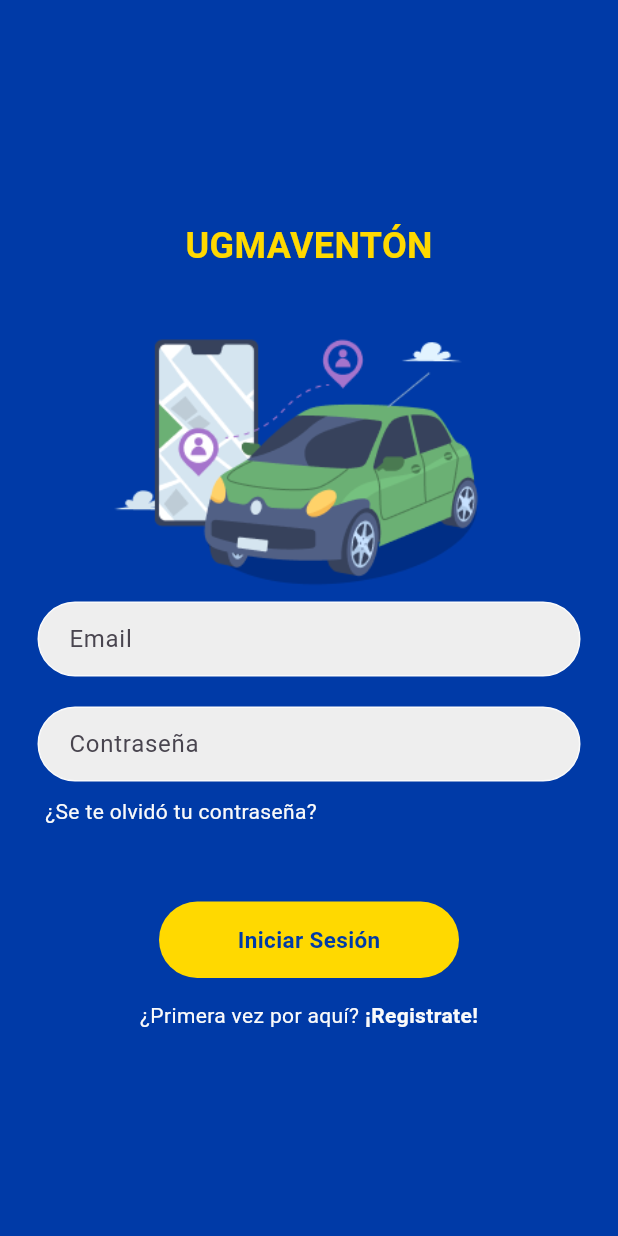
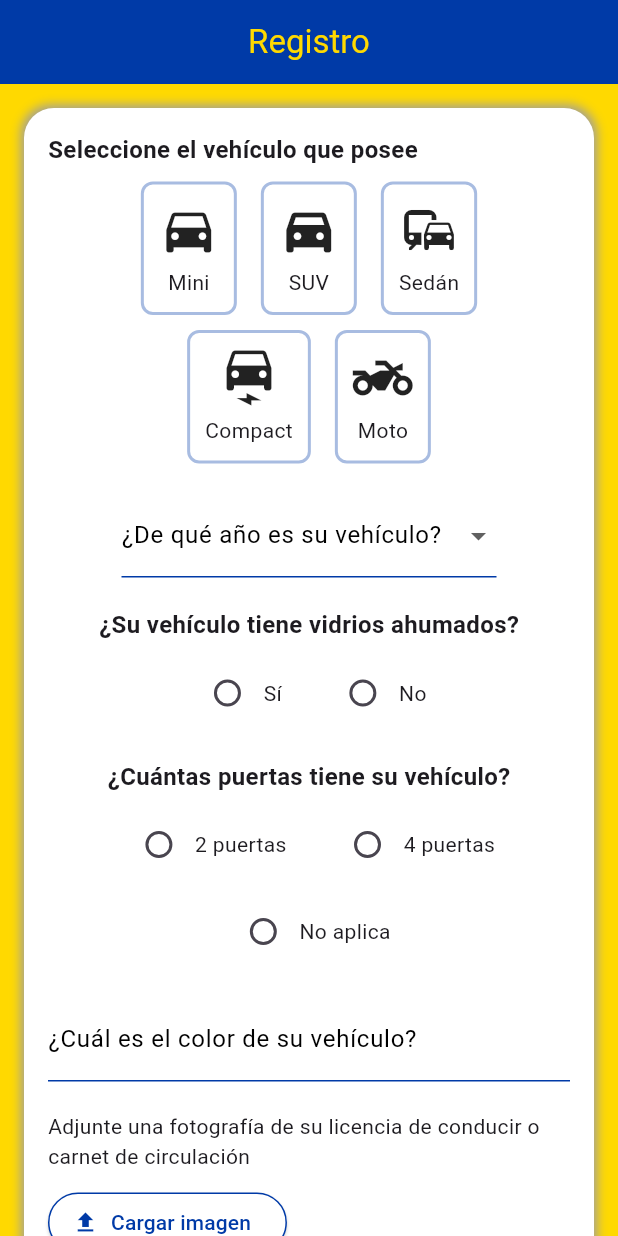
Before and after one commit to JoseL2119/ugmaventon-, a Flutter app: the screen it shows after launch, on a phone screen of 412 x 824 dp. Run offline on Flutter 3.47's test engine with Material 3 defaults, Android fonts, the phone set to English and light mode, and no system bars.

Commit message:
Creacion de register_page
Cree la parte del front del registro de conductor, falta mejorar los estilos

```diff
--- a/lib/main.dart
+++ b/lib/main.dart
@@ -1,5 +1,6 @@
 import 'package:flutter/material.dart';
-import 'login_page.dart';
+import 'package:ugmaventon/pages/register_page.dart';
+import 'pages/login_page.dart';
 
 void main() {
   runApp(const MyApp());
@@ -13,7 +14,7 @@ class MyApp extends StatelessWidget {
   Widget build(BuildContext context) {
     return MaterialApp(
       debugShowCheckedModeBanner: false,
-      home: LoginPage(),
+      home: RegisterPage(),
     );
   }
 }
--- a/lib/login_page.dart
+++ b/lib/pages/login_page.dart
@@ -1,7 +1,8 @@
 import 'package:flutter/material.dart';
 
 class LoginPage extends StatefulWidget {
-  const LoginPage({Key? key}) : super(key: key);
+  final VoidCallback showRegisterPage;
+  const LoginPage({Key? key,required this.showRegisterPage}) : super(key: key);
 
   @override
   State<LoginPage> createState() => _LoginPageState();
@@ -117,7 +118,7 @@ class _LoginPageState extends State<LoginPage> {
                   height: 50,
                 ),
 
-                //Boton IniciarSesion
+                //Boton de IniciarSesion
                 Padding(
                   padding: const EdgeInsets.symmetric(horizontal: 20.0),
                   child: Container(
@@ -153,11 +154,14 @@ class _LoginPageState extends State<LoginPage> {
                         color: Color(0xFFFAFAFA),
                       ),
                     ),
-                    Text(
-                      ' ¡Registrate!',
-                      style: TextStyle(
-                          color: Color(0xFFFAFAFA),
-                          fontWeight: FontWeight.bold),
+                    GestureDetector(
+                      onTap: widget.showRegisterPage,
+                      child: Text(
+                        ' ¡Registrate!',
+                        style: TextStyle(
+                            color: Color(0xFFFAFAFA),
+                            fontWeight: FontWeight.bold),
+                      ),
                     ),
                   ],
                 )
--- /dev/null
+++ b/lib/pages/register_page.dart
@@ -0,0 +1,371 @@
+import 'package:flutter/material.dart';
+
+class RegisterPage extends StatefulWidget {
+  const RegisterPage({super.key});
+
+  @override
+  State<RegisterPage> createState() => _RegisterPageState();
+}
+
+class _RegisterPageState extends State<RegisterPage> {
+  String? selectedYear;
+  bool? tintedWindows;
+  int? doorCount;
+  bool termsAccepted = false;
+  String? selectedVehicle;
+
+  final List<Map<String, String>> vehicleTypes = [
+    {"label": "Mini", "icon": "directions_car"},
+    {"label": "SUV", "icon": "directions_car_filled"},
+    {"label": "Sedán", "icon": "commute"},
+    {"label": "Compact", "icon": "electric_car"},
+    {"label": "Moto", "icon": "two_wheeler"},
+  ];
+
+  @override
+  Widget build(BuildContext context) {
+    return Scaffold(
+      resizeToAvoidBottomInset: true,
+      backgroundColor: Color(0xFFFFD900),
+      appBar: AppBar(
+        title: Center(
+          child: const Text("Registro", style:
+          TextStyle( color: Color(0xFFFFD900))),
+        ),
+        backgroundColor: Color(0xFF003AA7),
+      ),
+      body: SingleChildScrollView(
+        padding: const EdgeInsets.all(16.0),
+        child: Column(
+          crossAxisAlignment: CrossAxisAlignment.start,
+          children: [
+            // Espacio entre el contenido del formulario y el borde de la pantalla
+            Container(
+              padding: const EdgeInsets.all(16.0),
+              decoration: BoxDecoration(
+                color: Colors.white, // Fondo blanco para el formulario
+                borderRadius: BorderRadius.circular(20.0), // Bordes redondeados
+                boxShadow: const [
+                  BoxShadow(color: Colors.grey, blurRadius: 5.0, spreadRadius: 2.0)
+                ], // Sombras para el efecto
+              ),
+              child: Column(
+                crossAxisAlignment: CrossAxisAlignment.start,
+                children: [
+                  const Text(
+                    "Seleccione el vehículo que posee",
+                    style: TextStyle(fontSize: 16, fontWeight: FontWeight.bold),
+                  ),
+                  const SizedBox(height: 10),
+                  // Primera fila de iconos
+                  Row(
+                    mainAxisAlignment: MainAxisAlignment.center,
+                    children: vehicleTypes.sublist(0, 3).map((vehicle) {
+                      return GestureDetector(
+                        onTap: () {
+                          setState(() {
+                            selectedVehicle = vehicle["label"];
+                          });
+                        },
+                        child: Container(
+                          padding: const EdgeInsets.all(10),
+                          margin: const EdgeInsets.symmetric(horizontal: 8.0),
+                          decoration: BoxDecoration(
+                            border: Border.all(
+                              color: selectedVehicle == vehicle["label"]
+                                  ? Color(0xFF003AA7)
+                                  : Color.fromARGB(87, 0, 58, 167),
+                              width: 2,
+                            ),
+                            borderRadius: BorderRadius.circular(8),
+                          ),
+                          child: Column(
+                            children: [
+                              Icon(
+                                _getIconData(vehicle["icon"]!),
+                                size: 40,
+                              ),
+                              const SizedBox(height: 5),
+                              Text(vehicle["label"]!),
+                            ],
+                          ),
+                        ),
+                      );
+                    }).toList(),
+                  ),
+                  const SizedBox(height: 10),
+                  // Segunda fila de iconos
+                  Row(
+                    mainAxisAlignment: MainAxisAlignment.center,
+                    children: vehicleTypes.sublist(3).map((vehicle) {
+                      return GestureDetector(
+                        onTap: () {
+                          setState(() {
+                            selectedVehicle = vehicle["label"];
+                          });
+                        },
+                        child: Container(
+                          padding: const EdgeInsets.all(10),
+                          margin: const EdgeInsets.symmetric(horizontal: 8.0),
+                          decoration: BoxDecoration(
+                            border: Border.all(
+                              color: selectedVehicle == vehicle["label"]
+                                  ? Color(0xFF003AA7)
+                                  : Color.fromARGB(87, 0, 58, 167),
+                              width: 2,
+                            ),
+                            borderRadius: BorderRadius.circular(8),
+                          ),
+                          child: Column(
+                            children: [
+                              Icon(
+                                _getIconData(vehicle["icon"]!),
+                                size: 40,
+                              ),
+                              const SizedBox(height: 5),
+                              Text(vehicle["label"]!),
+                            ],
+                          ),
+                        ),
+                      );
+                    }).toList(),
+                  ),
+                  const SizedBox(height: 20),
+                  Center(
+                    child: Container(
+                      width: 250,
+                      child: DropdownButtonFormField<String>(
+                        decoration: InputDecoration(
+                        labelText: "¿De qué año es su vehículo?",
+                        labelStyle: const TextStyle(color: Colors.black),
+                        enabledBorder: UnderlineInputBorder(
+                        borderSide: BorderSide(color: Color(0xFF003AA7)),
+                        ),
+                        focusedBorder: UnderlineInputBorder(
+                         borderSide: BorderSide(color: Color(0xFF003AA7), width: 2), // Asegúrate que el color sea el mismo para cuando esté enfocado
+),
+
+                        ),
+                        items: List.generate(
+                          30,
+                          (index) {
+                            int year = DateTime.now().year - index;
+                            return DropdownMenuItem(
+                              value: year.toString(),
+                              child: Center(child: Text(year.toString(),)),
+                            );
+                          },
+                        ),
+                        onChanged: (value) {
+                          setState(() {
+                            selectedYear = value;
+                          });
+                        },
+                      ),
+                    ),
+                  ),
+                  const SizedBox(height: 20),
+                  const Center(
+                    child: Text(
+                      "¿Su vehículo tiene vidrios ahumados?",
+                      style: TextStyle(fontSize: 16, fontWeight: FontWeight.bold),
+                    ),
+                  ),
+                  const SizedBox(height: 10),
+                  Row(
+                    mainAxisAlignment: MainAxisAlignment.center,
+                    children: [
+                      Row(
+                        children: [
+                          Radio<bool>(
+                            value: true,
+                            groupValue: tintedWindows,
+                            onChanged: (value) {
+                              setState(() {
+                                tintedWindows = value;
+                              });
+                            },
+                            activeColor: Color(0xFF003AA7),
+                          ),
+                          const Text("Sí"),
+                        ],
+                      ),
+                      const SizedBox(width: 30),
+                      Row(
+                        children: [
+                          Radio<bool>(
+                            value: false,
+                            groupValue: tintedWindows,
+                            onChanged: (value) {
+                              setState(() {
+                                tintedWindows = value;
+                              });
+                            },
+                            activeColor: Color(0xFF003AA7),
+                          ),
+                          const Text("No"),
+                        ],
+                      ),
+                    ],
+                  ),
+                  const SizedBox(height: 20),
+                  const Center(
+                    child: Text(
+                      "¿Cuántas puertas tiene su vehículo?",
+                      style: TextStyle(fontSize: 16, fontWeight: FontWeight.bold),
+                    ),
+                  ),
+                  const SizedBox(height: 10),
+                  Row(
+                    mainAxisAlignment: MainAxisAlignment.center,
+                    children: [
+                      Row(
+                        children: [
+                          Radio<int>(
+                            value: 2,
+                            groupValue: doorCount,
+                            onChanged: (value) {
+                              setState(() {
+                                doorCount = value;
+                              });
+                            },
+                            activeColor: Color(0xFF003AA7),
+                          ),
+                          const Text("2 puertas"),
+                        ],
+                      ),
+                      const SizedBox(width: 30),
+                      Row(
+                        children: [
+                          Radio<int>(
+                            value: 4,
+                            groupValue: doorCount,
+                            onChanged: (value) {
+                              setState(() {
+                                doorCount = value;
+                              });
+                            },
+                            activeColor: Color(0xFF003AA7),
+                          ),
+                          const Text("4 puertas"),
+                        ],
+                      ),
+                    ],
+                  ),
+                  const SizedBox(height: 10),
+                  Center(
+                    child: Row(
+                      mainAxisSize: MainAxisSize.min,
+                      children: [
+                        Radio<int>(
+                          value: 0,
+                          groupValue: doorCount,
+                          onChanged: (value) {
+                            setState(() {
+                              doorCount = value;
+                            });
+                          },
+                          activeColor: Color(0xFF003AA7),
+                        ),
+                        const Text("No aplica"),
+                      ],
+                    ),
+                  ),
+                  const SizedBox(height: 20),
+                  const TextField(
+                    decoration: InputDecoration(
+                      labelText: "¿Cuál es el color de su vehículo?",
+                      labelStyle: TextStyle(color: Colors.black),
+                      enabledBorder: UnderlineInputBorder(
+                      borderSide: BorderSide(color: Color(0xFF003AA7), width: 1), // Línea cuando no está seleccionado
+                      ),
+                      focusedBorder: UnderlineInputBorder(
+                      borderSide: BorderSide(color: Color(0xFF003AA7), width: 1),
+                    ),
+                  ),
+                  ),
+                  const SizedBox(height: 20),
+                  const Text(
+                    "Adjunte una fotografía de su licencia de conducir o carnet de circulación",
+                  ),
+                  const SizedBox(height: 10),
+                ElevatedButton.icon(
+                  onPressed: () {
+                    // Aquí puedes agregar funcionalidad para cargar imágenes
+                  },
+                  icon: const Icon(
+                    Icons.upload,
+                    color: Color(0xFF003AA7), // Color del icono
+                  ),
+                  label: const Text(
+                    "Cargar imagen",
+                    style: TextStyle(color: Color(0xFF003AA7)), // Color del texto
+                  ),
+                  style: ElevatedButton.styleFrom(
+                    backgroundColor: Colors.white, // Color de fondo del botón
+                    foregroundColor: Color(0xFF003AA7), // Color del texto y el icono
+                    side: BorderSide(color: Color(0xFF003AA7)), // Borde del botón
+                  ),
+                ),
+                  const SizedBox(height: 20),
+                    Row(
+                    children: [
+                      Checkbox(
+                        value: termsAccepted,
+                        onChanged: (value) {
+                          setState(() {
+                            termsAccepted = value ?? false;
+                          });
+                        },
+                        activeColor: Color(0xFF003AA7), // Color cuando está marcado
+                        checkColor: Color(0xFFFFD900), // Color del icono dentro del cuadro
+                        side: BorderSide(color: Color(0xFF003AA7)), // Borde del cuadro
+                      ),
+                      const Expanded(
+                        child: Text("Acepto términos y condiciones"),
+                      ),
+                    ],
+                  ),
+                ],
+              ),
+            ),
+            // Botón fuera del formulario
+            const SizedBox(height: 20), // Espacio entre el formulario y el botón
+            Center(
+              child: ElevatedButton(
+                onPressed: termsAccepted
+                    ? () {
+                        // Aquí puedes manejar la acción del botón "Continuar"
+                      }
+                    : null,
+                child: const Text("Continuar"),
+                style: ElevatedButton.styleFrom(
+                  backgroundColor: Color(0xFF003AA7),
+                  foregroundColor: Color(0xFFFAFAFA),
+                  disabledBackgroundColor: Color(0xFF6D8DC7),
+                ),
+              ),
+            ),
+          ],
+        ),
+      ),
+    );
+  }
+
+  IconData _getIconData(String iconName) {
+    switch (iconName) {
+      case "directions_car":
+        return Icons.directions_car;
+      case "directions_car_filled":
+        return Icons.directions_car_filled;
+      case "commute":
+        return Icons.commute;
+      case "electric_car":
+        return Icons.electric_car;
+      case "two_wheeler":
+        return Icons.two_wheeler;
+      default:
+        return Icons.directions_car;
+    }
+  }
+}
```
